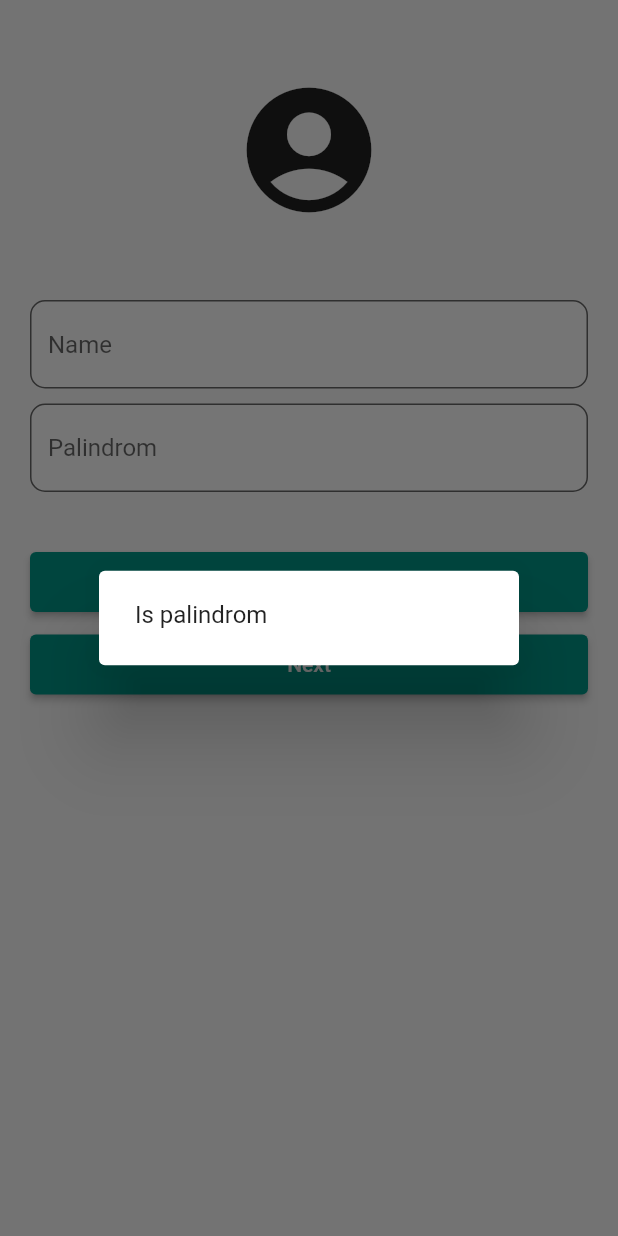
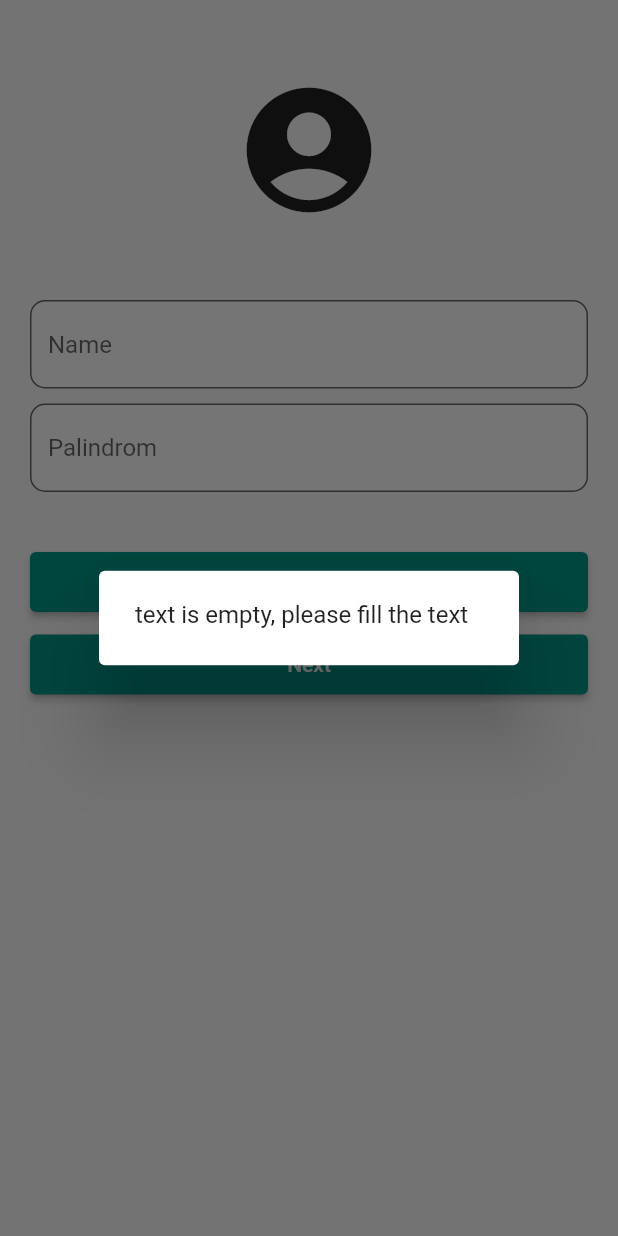
Before and after one commit to ramadhanialfarizi/testing-app, a Flutter app: the screen it shows after launch, after a tap on "Check", on a phone screen of 412 x 824 dp. Run offline on Flutter 3.47's test engine with Material 2 defaults, Android fonts, the phone set to English and light mode, and no system bars.

Commit message:
add validator on first screen

```diff
--- a/lib/screen/first_screen.dart
+++ b/lib/screen/first_screen.dart
@@ -45,6 +45,8 @@ class _HomeScreenState extends State<HomeScreen> {
   Widget input() {
     return Padding(
       padding: const EdgeInsets.all(20),
+      child: Form(
+        key: formkey,
         child: Column(
           children: [
             TextFormField(
@@ -57,6 +59,11 @@ class _HomeScreenState extends State<HomeScreen> {
                   borderRadius: BorderRadius.circular(10.0),
                 ),
               ),
+              validator: (value) {
+                if (value == null || value.isEmpty) {
+                  return "please enter name";
+                }
+              },
             ),
             const SizedBox(
               height: 10,
@@ -74,6 +81,7 @@ class _HomeScreenState extends State<HomeScreen> {
             ),
           ],
         ),
+      ),
     );
   }
 
@@ -90,7 +98,14 @@ class _HomeScreenState extends State<HomeScreen> {
                 var text = palindrome.text;
                 var reverse = text.split("").reversed.join("");
 
-                if (text == reverse) {
+                if (text == null || text.isEmpty) {
+                  showDialog(
+                    context: context,
+                    builder: (context) => const AlertDialog(
+                      content: Text('text is empty, please fill the text'),
+                    ),
+                  );
+                } else if (text == reverse) {
                   showDialog(
                     context: context,
                     builder: (context) => const AlertDialog(
@@ -118,7 +133,9 @@ class _HomeScreenState extends State<HomeScreen> {
             child: ElevatedButton(
               onPressed: () {
                 var value = name.text;
+                if (formkey.currentState!.validate()) {
                   Navigator.of(context).pushNamed('/second', arguments: value);
+                }
               },
               child: const Text('Next'),
             ),
```
Also changed, not shown: lib/screen/third_screen.dart (+7 -1 lines). Lines whose indentation alone changed are shown as unchanged.
